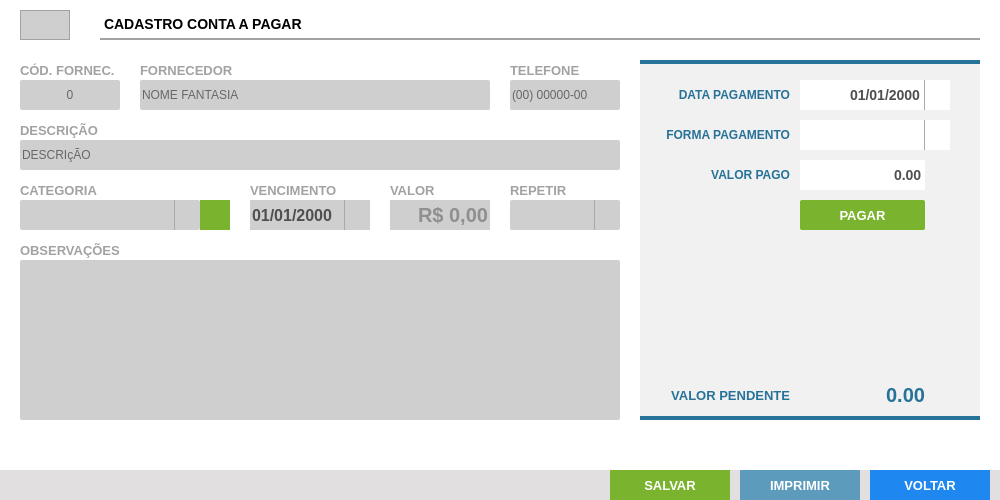
andrersp/controleEstoque, file UI_Files/formAPagar.ui: the form before one commit.
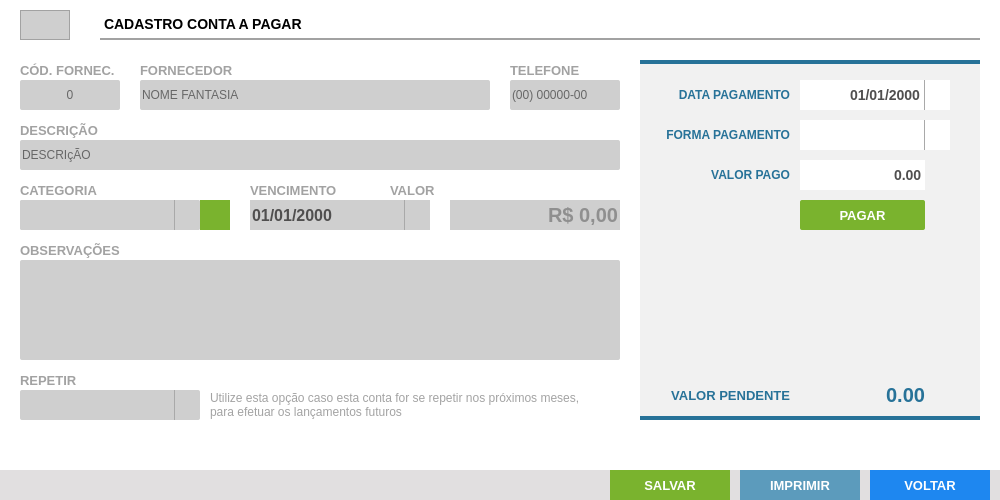
The form after the commit. Icons and pictures are not drawn.

Commit message: contas a pagar e receber finalizados

Diff of the .ui file:
```diff
--- a/UI_Files/formAPagar.ui
+++ b/UI_Files/formAPagar.ui
@@ -429,7 +429,7 @@
      <rect>
       <x>250</x>
       <y>200</y>
-      <width>120</width>
+      <width>180</width>
       <height>30</height>
      </rect>
     </property>
@@ -516,7 +516,7 @@
       <x>20</x>
       <y>260</y>
       <width>600</width>
-      <height>160</height>
+      <height>100</height>
      </rect>
     </property>
     <property name="styleSheet">
@@ -930,9 +930,9 @@
    <widget class="QLineEdit" name="tx_valor">
     <property name="geometry">
      <rect>
-      <x>390</x>
+      <x>450</x>
       <y>200</y>
-      <width>100</width>
+      <width>170</width>
       <height>30</height>
      </rect>
     </property>
@@ -962,9 +962,9 @@
    <widget class="QComboBox" name="cb_repetir">
     <property name="geometry">
      <rect>
-      <x>510</x>
-      <y>200</y>
-      <width>110</width>
+      <x>20</x>
+      <y>390</y>
+      <width>180</width>
       <height>30</height>
      </rect>
     </property>
@@ -998,8 +998,8 @@
    <widget class="QLabel" name="lb_FormCompra_10">
     <property name="geometry">
      <rect>
-      <x>510</x>
-      <y>180</y>
+      <x>20</x>
+      <y>370</y>
       <width>110</width>
       <height>20</height>
      </rect>
@@ -1168,7 +1168,57 @@
      </property>
     </widget>
    </widget>
-   <zorder>bt_CancelAddCatergoria</zorder>
+   <widget class="QLabel" name="lb_obsRepetir">
+    <property name="geometry">
+     <rect>
+      <x>210</x>
+      <y>390</y>
+      <width>410</width>
+      <height>30</height>
+     </rect>
+    </property>
+    <property name="styleSheet">
+     <string notr="true">   QLabel 
+{
+font-family: &quot;Arial&quot;;
+color: #a3a3a3;
+ font-size: 12px;
+text-align: center
+   
+
+}</string>
+    </property>
+    <property name="text">
+     <string>Utilize esta opção caso esta conta for se repetir nos próximos meses,  
+para efetuar os lançamentos futuros</string>
+    </property>
+    <property name="margin">
+     <number>0</number>
+    </property>
+   </widget>
+   <widget class="QLineEdit" name="tx_addCategoria">
+    <property name="geometry">
+     <rect>
+      <x>20</x>
+      <y>200</y>
+      <width>180</width>
+      <height>30</height>
+     </rect>
+    </property>
+    <property name="styleSheet">
+     <string notr="true">QLineEdit{
+background: #CFCFCF;
+border-radius: 2px;
+color: #000;
+font: 13px &quot;Arial&quot; ;
+text-transform: uppercase;
+}
+QLineEdit:Focus {
+border: 1px solid red;
+}</string>
+    </property>
+   </widget>
+   <zorder>tx_addCategoria</zorder>
    <zorder>lb_FormProdutos</zorder>
    <zorder>tx_Cod</zorder>
    <zorder>lb_FormCompra_5</zorder>
```
Left out of the diff: 9 changed lines with no effect on the pictures. The commit also changes 14 other files.
